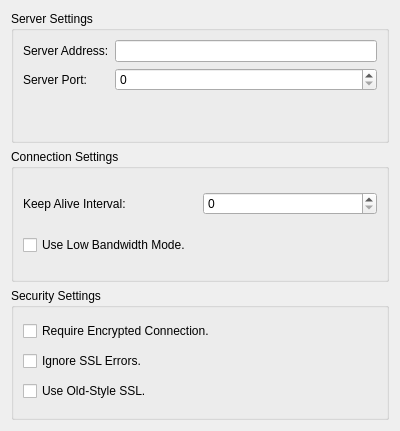
The window that gabble/server-settings-widget.ui (KDE/ktp-accounts-kcm) describes before a commit, drawn with Qt 5.
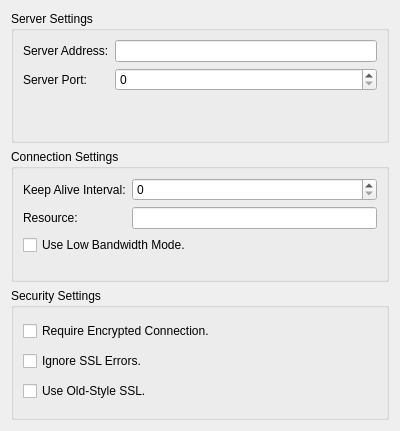
The same window after the commit. Custom widgets are drawn as their Qt base class.

Commit message: Add a lineedit to change the "Resource" on gabble accounts.

```diff
--- a/gabble/server-settings-widget.ui
+++ b/gabble/server-settings-widget.ui
@@ -62,22 +62,28 @@
      <property name="title">
       <string>Connection Settings</string>
      </property>
-     <layout class="QVBoxLayout" name="verticalLayout_2">
-      <item>
-       <layout class="QHBoxLayout" name="horizontalLayout">
-        <item>
+     <layout class="QFormLayout" name="formLayout_2">
+      <item row="0" column="0">
          <widget class="QLabel" name="keepaliveIntervalLabel">
           <property name="text">
            <string>Keep Alive Interval:</string>
           </property>
          </widget>
         </item>
-        <item>
+      <item row="0" column="1">
          <widget class="QSpinBox" name="keepaliveIntervalSpinBox"/>
         </item>
-       </layout>
+      <item row="1" column="0">
+       <widget class="QLabel" name="resourceLabel">
+        <property name="text">
+         <string>Resource:</string>
+        </property>
+       </widget>
       </item>
-      <item>
+      <item row="1" column="1">
+       <widget class="QLineEdit" name="resourceLineEdit"/>
+      </item>
+      <item row="2" column="0" colspan="2">
        <widget class="QCheckBox" name="lowBandwidthCheckBox">
         <property name="text">
          <string>Use Low Bandwidth Mode.</string>
```
Lines whose indentation alone changed are shown as unchanged. The commit also changes 1 other file.
